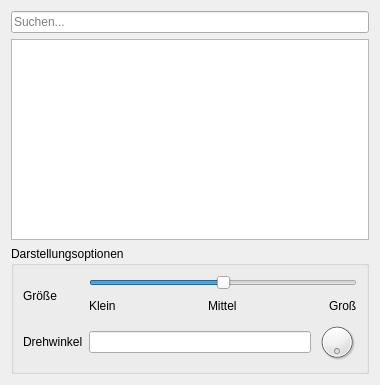
Old version of the form src/SAGisXPlanung/ui/attribute_edit.ui in the repository nti-de/SAGisXPlanung.
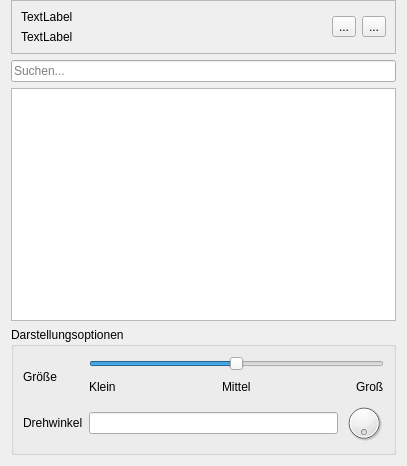
New version of the form.

Commit message: zoom and flash geometries from edit view

```diff
--- a/src/SAGisXPlanung/ui/attribute_edit.ui
+++ b/src/SAGisXPlanung/ui/attribute_edit.ui
@@ -6,14 +6,61 @@
    <rect>
     <x>0</x>
     <y>0</y>
-    <width>380</width>
-    <height>385</height>
+    <width>407</width>
+    <height>466</height>
    </rect>
   </property>
   <property name="windowTitle">
    <string>Form</string>
   </property>
-  <layout class="QVBoxLayout" name="verticalLayout">
+  <layout class="QVBoxLayout" name="verticalLayout_3">
+   <property name="topMargin">
+    <number>0</number>
+   </property>
+   <item>
+    <widget class="QFrame" name="frame">
+     <property name="frameShape">
+      <enum>QFrame::StyledPanel</enum>
+     </property>
+     <property name="frameShadow">
+      <enum>QFrame::Raised</enum>
+     </property>
+     <layout class="QHBoxLayout" name="horizontalLayout_3">
+      <item>
+       <layout class="QVBoxLayout" name="verticalLayout">
+        <item>
+         <widget class="QLabel" name="label_object_name">
+          <property name="text">
+           <string>TextLabel</string>
+          </property>
+         </widget>
+        </item>
+        <item>
+         <widget class="QLabel" name="label_object_type">
+          <property name="text">
+           <string>TextLabel</string>
+          </property>
+         </widget>
+        </item>
+       </layout>
+      </item>
+      <item>
+       <widget class="QToolButton" name="button_zoom">
+        <property name="text">
+         <string>...</string>
+        </property>
+       </widget>
+      </item>
+      <item>
+       <widget class="QToolButton" name="button_flash">
+        <property name="text">
+         <string>...</string>
+        </property>
+       </widget>
+      </item>
+     </layout>
+    </widget>
+   </item>
    <item>
     <widget class="QLineEdit" name="editSearch">
      <property name="placeholderText">
```
The commit also changes 3 other files.
